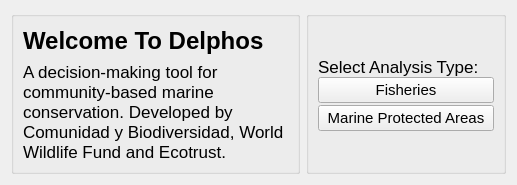
First picture: the form in src/gui/select_type.ui, repository Ecotrust/delphos, before the edit.
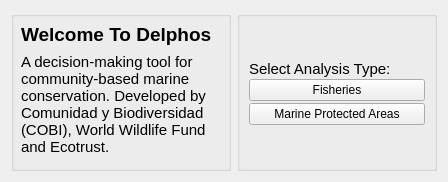
Second picture: the form after the edit.

```diff
--- a/src/gui/select_type.ui
+++ b/src/gui/select_type.ui
@@ -5,8 +5,8 @@
    <rect>
     <x>0</x>
     <y>0</y>
-    <width>517</width>
-    <height>185</height>
+    <width>446</width>
+    <height>180</height>
    </rect>
   </property>
   <property name="windowTitle" >
@@ -31,14 +31,19 @@
        <property name="title" >
         <string/>
        </property>
-       <layout class="QHBoxLayout" >
-        <item>
-         <layout class="QVBoxLayout" >
-          <item>
            <widget class="QLabel" name="label_3" >
+        <property name="geometry" >
+         <rect>
+          <x>10</x>
+          <y>10</y>
+          <width>200</width>
+          <height>26</height>
+         </rect>
+        </property>
             <property name="font" >
              <font>
-              <pointsize>18</pointsize>
+          <family>Arial</family>
+          <pointsize>14</pointsize>
               <weight>75</weight>
               <bold>true</bold>
              </font>
@@ -47,16 +52,29 @@
              <string>Welcome To Delphos</string>
             </property>
            </widget>
-          </item>
-          <item>
            <widget class="QLabel" name="label_2" >
+        <property name="geometry" >
+         <rect>
+          <x>10</x>
+          <y>42</y>
+          <width>200</width>
+          <height>108</height>
+         </rect>
+        </property>
+        <property name="maximumSize" >
+         <size>
+          <width>16777215</width>
+          <height>1677777</height>
+         </size>
+        </property>
             <property name="font" >
              <font>
               <family>Arial</family>
+          <pointsize>11</pointsize>
              </font>
             </property>
             <property name="text" >
-             <string>A decision-making tool for community-based marine conservation. Developed by Comunidad y Biodiversidad, World Wildlife Fund and Ecotrust.</string>
+         <string>A decision-making tool for community-based marine conservation. Developed by Comunidad y Biodiversidad (COBI), World Wildlife Fund and Ecotrust.</string>
             </property>
             <property name="alignment" >
              <set>Qt::AlignLeading|Qt::AlignLeft|Qt::AlignTop</set>
@@ -65,10 +83,6 @@
              <bool>true</bool>
             </property>
            </widget>
-          </item>
-         </layout>
-        </item>
-       </layout>
       </widget>
      </item>
      <item>
@@ -128,6 +142,7 @@
                 <property name="font" >
                  <font>
                   <family>Arial</family>
+                  <pointsize>11</pointsize>
                  </font>
                 </property>
                 <property name="text" >
@@ -160,7 +175,7 @@
                 <property name="font" >
                  <font>
                   <family>Arial</family>
-                  <pointsize>11</pointsize>
+                  <pointsize>9</pointsize>
                  </font>
                 </property>
                 <property name="toolTip" >
@@ -179,7 +194,7 @@
                 <property name="font" >
                  <font>
                   <family>Arial</family>
-                  <pointsize>11</pointsize>
+                  <pointsize>9</pointsize>
                  </font>
                 </property>
                 <property name="toolTip" >
```
Lines whose indentation alone changed are shown as unchanged.
